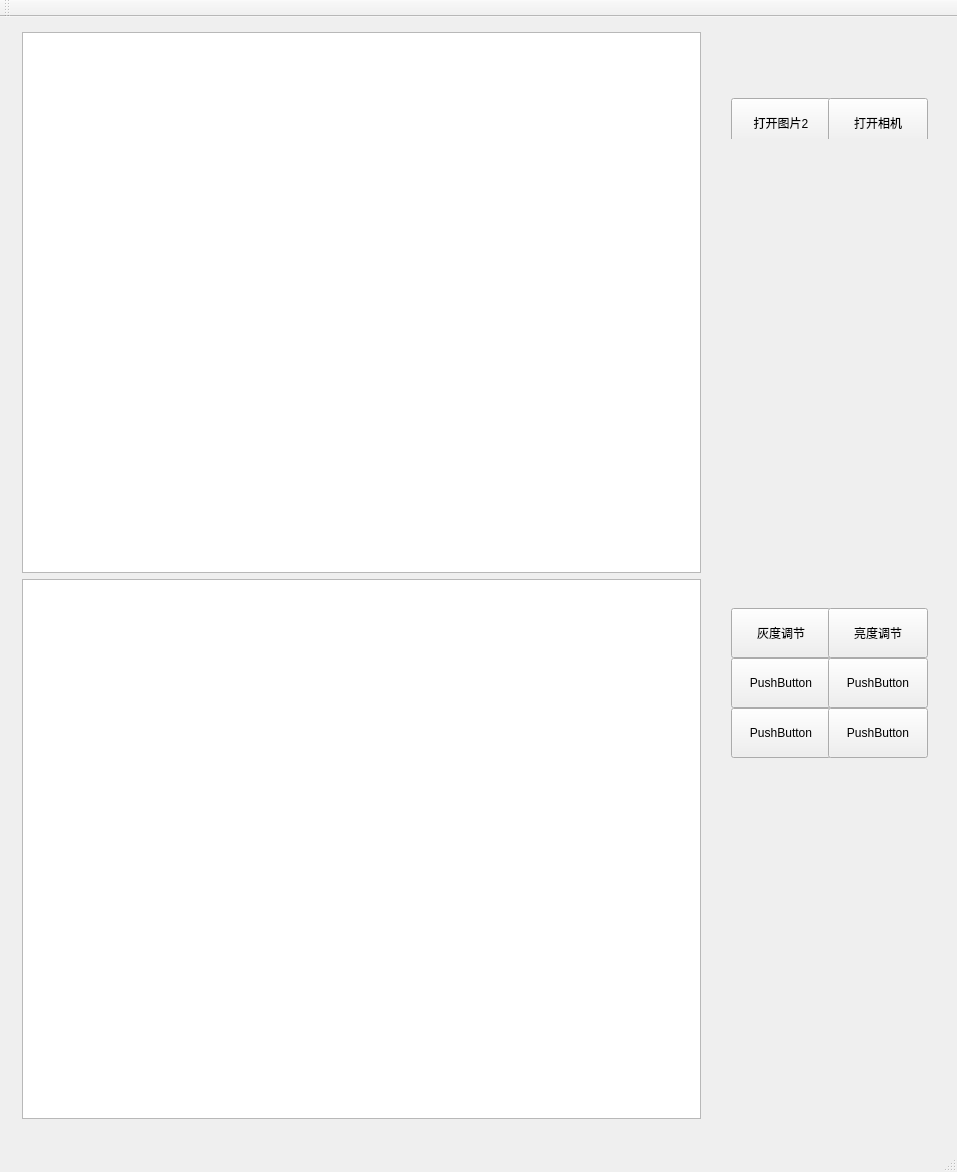
MaoXi/Qt_Learning, file opencv/10_21_1/mainwindow.ui: the form before one commit.
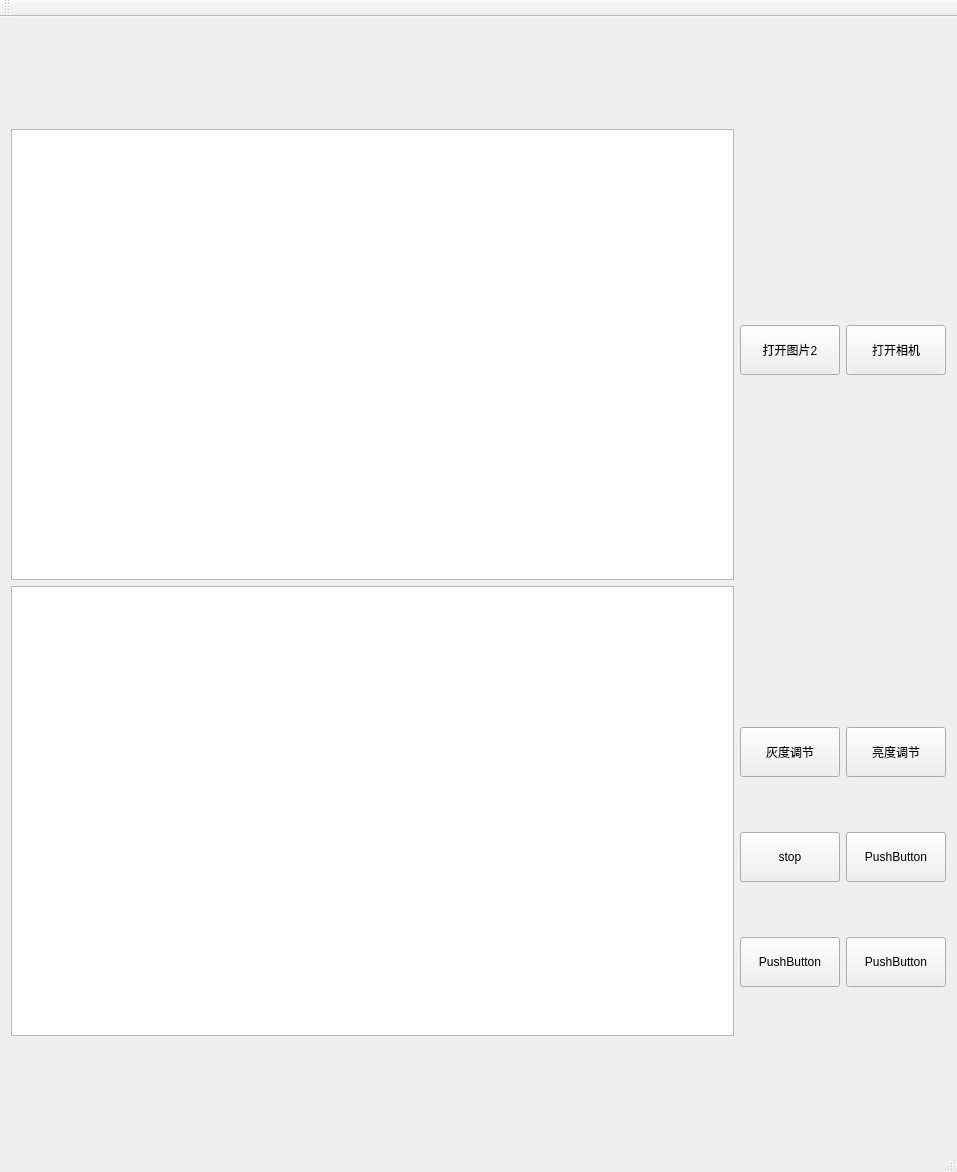
The form after the commit.

The edit to the form file:
```diff
--- a/opencv/10_21_1/mainwindow.ui
+++ b/opencv/10_21_1/mainwindow.ui
@@ -14,15 +14,32 @@
    <string>MainWindow</string>
   </property>
   <widget class="QWidget" name="centralWidget">
-   <widget class="QWidget" name="">
-    <property name="geometry">
-     <rect>
-      <x>720</x>
-      <y>70</y>
-      <width>209</width>
-      <height>52</height>
-     </rect>
-    </property>
+   <layout class="QGridLayout" name="gridLayout_2">
+    <item row="0" column="0" rowspan="2">
+     <layout class="QVBoxLayout" name="verticalLayout_2">
+      <item>
+       <widget class="QGraphicsView" name="graphicsView">
+        <property name="minimumSize">
+         <size>
+          <width>200</width>
+          <height>400</height>
+         </size>
+        </property>
+       </widget>
+      </item>
+      <item>
+       <widget class="QGraphicsView" name="graphicsView_2">
+        <property name="minimumSize">
+         <size>
+          <width>200</width>
+          <height>400</height>
+         </size>
+        </property>
+       </widget>
+      </item>
+     </layout>
+    </item>
+    <item row="0" column="1">
     <layout class="QHBoxLayout" name="horizontalLayout">
      <item>
       <widget class="QPushButton" name="pushButton_3">
@@ -51,16 +68,8 @@
       </widget>
      </item>
     </layout>
-   </widget>
-   <widget class="QWidget" name="">
-    <property name="geometry">
-     <rect>
-      <x>720</x>
-      <y>580</y>
-      <width>209</width>
-      <height>166</height>
-     </rect>
-    </property>
+    </item>
+    <item row="1" column="1">
     <layout class="QGridLayout" name="gridLayout">
      <item row="1" column="0">
       <widget class="QPushButton" name="pushButton">
@@ -71,7 +80,7 @@
         </size>
        </property>
        <property name="text">
-        <string>PushButton</string>
+         <string>stop</string>
        </property>
       </widget>
      </item>
@@ -147,39 +156,8 @@
       </widget>
      </item>
     </layout>
-   </widget>
-   <widget class="QWidget" name="">
-    <property name="geometry">
-     <rect>
-      <x>11</x>
-      <y>4</y>
-      <width>701</width>
-      <height>1109</height>
-     </rect>
-    </property>
-    <layout class="QVBoxLayout" name="verticalLayout_2">
-     <item>
-      <widget class="QGraphicsView" name="graphicsView">
-       <property name="minimumSize">
-        <size>
-         <width>200</width>
-         <height>500</height>
-        </size>
-       </property>
-      </widget>
-     </item>
-     <item>
-      <widget class="QGraphicsView" name="graphicsView_2">
-       <property name="minimumSize">
-        <size>
-         <width>200</width>
-         <height>500</height>
-        </size>
-       </property>
-      </widget>
-     </item>
-    </layout>
-   </widget>
+    </item>
+   </layout>
   </widget>
   <widget class="QMenuBar" name="menuBar">
    <property name="geometry">
```
Lines whose indentation alone changed are shown as unchanged.
